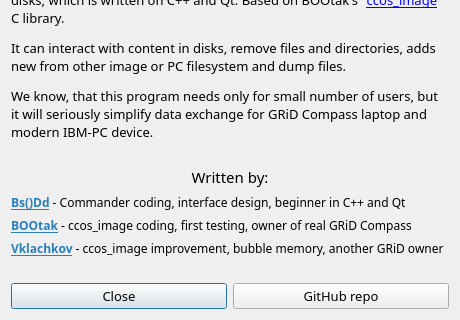
This is dialogs/abdlg.ui in Bs0Dd/GRiDISKCOM as Qt 5 draws it before an edit; both pictures show x 0 to 460 and y 186 to 506 of the 460 by 506 pixel window. The edited form follows.
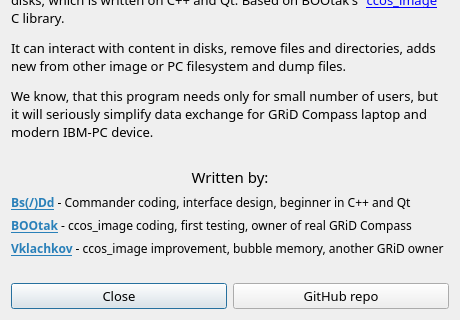
This is the edited form. Icons and pictures are not drawn.

```diff
--- a/dialogs/abdlg.ui
+++ b/dialogs/abdlg.ui
@@ -234,7 +234,7 @@
       </font>
      </property>
      <property name="text">
-      <string>&lt;html&gt;&lt;head/&gt;&lt;body&gt;&lt;p&gt;&lt;a href=&quot;http://bs0dd.net&quot;&gt;&lt;span style=&quot; font-weight:700; text-decoration: underline; color:#2980b9;&quot;&gt;Bs()Dd&lt;/span&gt;&lt;/a&gt; - Commander coding, interface design, beginner in C++ and Qt&lt;/p&gt;&lt;/body&gt;&lt;/html&gt;</string>
+      <string>&lt;html&gt;&lt;head/&gt;&lt;body&gt;&lt;p&gt;&lt;a href=&quot;http://bs0dd.net&quot;&gt;&lt;span style=&quot; font-weight:700; text-decoration: underline; color:#2980b9;&quot;&gt;Bs(/)Dd&lt;/span&gt;&lt;/a&gt; - Commander coding, interface design, beginner in C++ and Qt&lt;/p&gt;&lt;/body&gt;&lt;/html&gt;</string>
      </property>
     </widget>
    </item>
```
